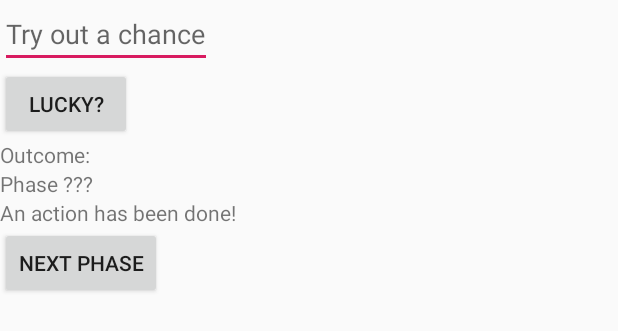
After one commit to TammiLion/DependencyInjectionComparison, an Android app: the layout activity_bs.xml on its own in the app's theme, with its tools: preview values and no code run, on a phone screen of 412 x 824 dp. The commit adds this screen. Shown: the top 331 px of the screen. Run offline under Robolectric (Android 15) with nearby library versions, the phone set to English and light mode, and no system bars.

Commit message:
Chance calculation prototype.

```diff
--- a/app/src/main/AndroidManifest.xml
+++ b/app/src/main/AndroidManifest.xml
@@ -16,13 +16,16 @@
 
         </activity>
         <activity android:name=".ProviderActivity"/>
-        <activity android:name=".otherprojectstotryinhere.GameActivity">
+        <activity android:name=".otherprojectstotryinhere.battlesystems.BSActivity">
             <intent-filter>
                 <action android:name="android.intent.action.MAIN"/>
 
                 <category android:name="android.intent.category.LAUNCHER"/>
             </intent-filter>
         </activity>
+        <activity android:name=".otherprojectstotryinhere.kandroiddraw.GameActivity">
+
+        </activity>
     </application>
 
 </manifest>
--- /dev/null
+++ b/app/src/main/java/com/learn/dependencyinjectioncomparison/otherprojectstotryinhere/battlesystems/logic/Actor.kt
@@ -0,0 +1,5 @@
+package com.learn.dependencyinjectioncomparison.otherprojectstotryinhere.battlesystems.logic
+
+open class Actor() {
+
+}
--- /dev/null
+++ b/app/src/main/java/com/learn/dependencyinjectioncomparison/otherprojectstotryinhere/battlesystems/logic/Calculations.kt
@@ -0,0 +1,5 @@
+package com.learn.dependencyinjectioncomparison.otherprojectstotryinhere.battlesystems.logic
+
+import kotlin.random.Random
+
+fun doChance(chance: Float): Boolean = Random.nextFloat() <= chance
--- a/app/src/main/java/com/learn/dependencyinjectioncomparison/otherprojectstotryinhere/GameActivity.kt
+++ b/app/src/main/java/com/learn/dependencyinjectioncomparison/otherprojectstotryinhere/kandroiddraw/GameActivity.kt
@@ -1,4 +1,4 @@
-package com.learn.dependencyinjectioncomparison.otherprojectstotryinhere
+package com.learn.dependencyinjectioncomparison.otherprojectstotryinhere.kandroiddraw
 
 import android.graphics.Point
 import android.os.Bundle
--- a/app/src/main/java/com/learn/dependencyinjectioncomparison/otherprojectstotryinhere/GameView.kt
+++ b/app/src/main/java/com/learn/dependencyinjectioncomparison/otherprojectstotryinhere/kandroiddraw/GameView.kt
@@ -1,12 +1,10 @@
-package com.learn.dependencyinjectioncomparison.otherprojectstotryinhere
+package com.learn.dependencyinjectioncomparison.otherprojectstotryinhere.kandroiddraw
 
 import android.content.Context
 import android.graphics.*
 import android.view.MotionEvent
 import android.view.SurfaceView
 import com.learn.dependencyinjectioncomparison.R
-import com.learn.dependencyinjectioncomparison.otherprojectstotryinhere.kandroiddraw.SCALE_X4
-import com.learn.dependencyinjectioncomparison.otherprojectstotryinhere.kandroiddraw.SpriteFactory
 import com.learn.dependencyinjectioncomparison.otherprojectstotryinhere.kandroiddraw.utils.RowColumnCalculator
 
 class GameView(context: Context, size: Point) : SurfaceView(context), Runnable {
--- /dev/null
+++ b/app/src/main/res/layout/activity_bs.xml
@@ -0,0 +1,47 @@
+<?xml version="1.0" encoding="utf-8"?>
+<LinearLayout xmlns:android="http://schemas.android.com/apk/res/android"
+    android:orientation="vertical"
+    android:layout_width="match_parent"
+    android:layout_height="match_parent">
+
+    <EditText
+        android:id="@+id/percentageEdit"
+        android:layout_width="wrap_content"
+        android:layout_height="wrap_content"
+        android:hint="Try out a chance"/>
+    <Button
+        android:id="@+id/calcChanceBtn"
+        android:layout_width="wrap_content"
+        android:layout_height="wrap_content"
+        android:text="Lucky?"/>
+    <TextView
+        android:id="@+id/outcomeText"
+        android:layout_width="wrap_content"
+        android:layout_height="wrap_content"
+        android:text="Outcome: "/>
+
+    <TextView
+        android:id="@+id/phaseText"
+        android:layout_width="wrap_content"
+        android:layout_height="wrap_content"
+        android:text="Phase ???"/>
+
+    <LinearLayout
+        android:orientation="vertical"
+        android:id="@+id/actionContainer"
+        android:layout_width="wrap_content"
+        android:layout_height="wrap_content"></LinearLayout>
+
+    <TextView
+        android:id="@+id/actionText"
+        android:layout_width="wrap_content"
+        android:layout_height="wrap_content"
+        android:text="An action has been done!"/>
+
+    <Button
+        android:id="@+id/phaseBtn"
+        android:text="Next phase"
+        android:layout_width="wrap_content"
+        android:layout_height="wrap_content" />
+
+</LinearLayout>
```
Also changed, not shown: app/src/main/java/com/learn/dependencyinjectioncomparison/otherprojectstotryinhere/battlesystems/BSActivity.kt (added, +65 -0 lines), app/src/main/java/com/learn/dependencyinjectioncomparison/otherprojectstotryinhere/battlesystems/logic/Actions.kt (added, +18 -0 lines), app/src/main/java/com/learn/dependencyinjectioncomparison/otherprojectstotryinhere/battlesystems/logic/GameLogic.kt (added, +35 -0 lines), app/src/main/java/com/learn/dependencyinjectioncomparison/otherprojectstotryinhere/battlesystems/logic/Phases.kt (added, +12 -0 lines).
